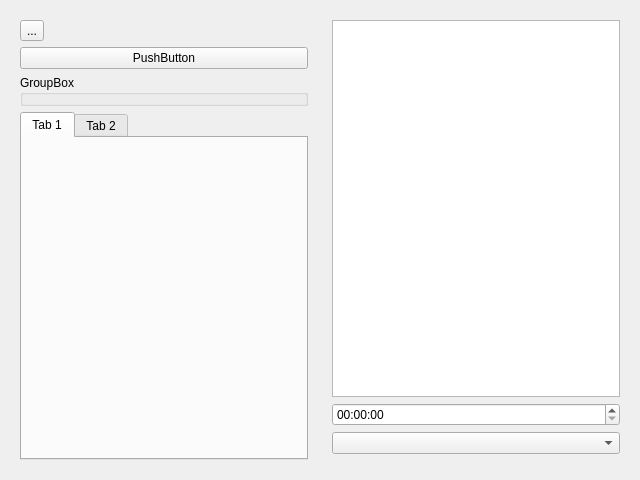
The window that ui/form.ui (choushunn/ToupCameraDemo) describes before a commit, drawn with Qt 5.
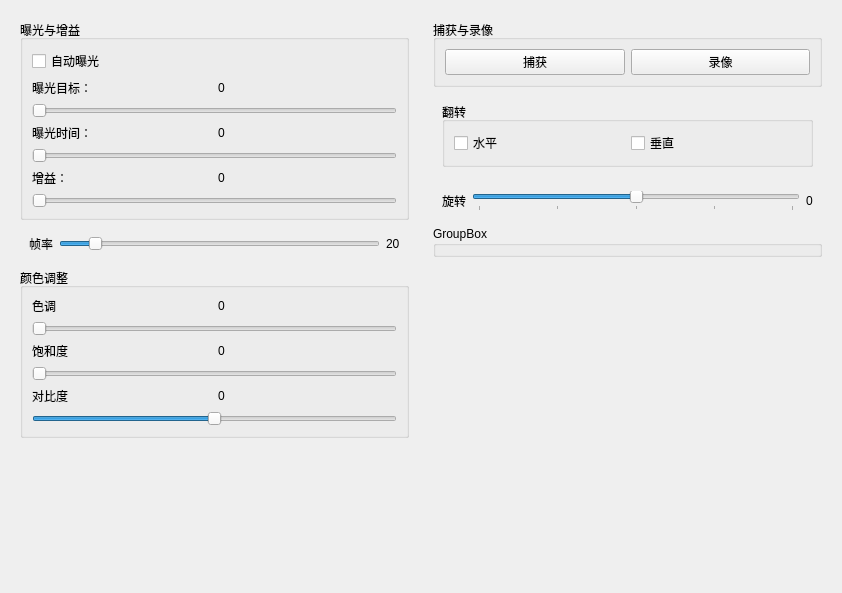
The same window after the commit.

The edit to the form file:
```diff
--- a/ui/form.ui
+++ b/ui/form.ui
@@ -6,10 +6,16 @@
    <rect>
     <x>0</x>
     <y>0</y>
-    <width>640</width>
-    <height>480</height>
+    <width>842</width>
+    <height>593</height>
    </rect>
   </property>
+  <property name="sizePolicy">
+   <sizepolicy hsizetype="Preferred" vsizetype="Expanding">
+    <horstretch>0</horstretch>
+    <verstretch>0</verstretch>
+   </sizepolicy>
+  </property>
   <property name="windowTitle">
    <string>Form</string>
   </property>
@@ -24,63 +30,423 @@
      </property>
      <layout class="QVBoxLayout" name="verticalLayout">
       <item>
-       <widget class="QToolButton" name="toolButton">
-        <property name="text">
-         <string>...</string>
+       <widget class="QGroupBox" name="groupBox_3">
+        <property name="sizePolicy">
+         <sizepolicy hsizetype="Expanding" vsizetype="Preferred">
+          <horstretch>0</horstretch>
+          <verstretch>0</verstretch>
+         </sizepolicy>
         </property>
+        <property name="title">
+         <string>曝光与增益</string>
+        </property>
+        <layout class="QGridLayout" name="gridLayout_3">
+         <item row="4" column="1">
+          <layout class="QHBoxLayout" name="horizontalLayout_4">
+           <item>
+            <widget class="QLabel" name="label_2">
+             <property name="text">
+              <string>曝光目标：</string>
+             </property>
+            </widget>
+           </item>
+           <item>
+            <widget class="QLabel" name="label_6">
+             <property name="text">
+              <string>0</string>
+             </property>
+            </widget>
+           </item>
+          </layout>
+         </item>
+         <item row="13" column="1">
+          <widget class="QSlider" name="expGainSlider">
+           <property name="orientation">
+            <enum>Qt::Horizontal</enum>
+           </property>
+          </widget>
+         </item>
+         <item row="11" column="1">
+          <layout class="QHBoxLayout" name="horizontalLayout_6">
+           <item>
+            <widget class="QLabel" name="label_4">
+             <property name="text">
+              <string>增益：</string>
+             </property>
+            </widget>
+           </item>
+           <item>
+            <widget class="QLabel" name="label">
+             <property name="text">
+              <string>0</string>
+             </property>
+            </widget>
+           </item>
+          </layout>
+         </item>
+         <item row="8" column="1">
+          <layout class="QHBoxLayout" name="horizontalLayout_5">
+           <item>
+            <widget class="QLabel" name="label_3">
+             <property name="text">
+              <string>曝光时间：</string>
+             </property>
+            </widget>
+           </item>
+           <item>
+            <widget class="QLabel" name="label_5">
+             <property name="text">
+              <string>0</string>
+             </property>
+            </widget>
+           </item>
+          </layout>
+         </item>
+         <item row="7" column="1">
+          <widget class="QSlider" name="expTargetlSlider">
+           <property name="orientation">
+            <enum>Qt::Horizontal</enum>
+           </property>
+          </widget>
+         </item>
+         <item row="1" column="1">
+          <widget class="QCheckBox" name="autoExpocheckBox">
+           <property name="text">
+            <string>自动曝光</string>
+           </property>
+          </widget>
+         </item>
+         <item row="10" column="1">
+          <widget class="QSlider" name="expTimeSlider">
+           <property name="orientation">
+            <enum>Qt::Horizontal</enum>
+           </property>
+          </widget>
+         </item>
+        </layout>
        </widget>
       </item>
       <item>
-       <widget class="QPushButton" name="pushButton">
-        <property name="text">
-         <string>PushButton</string>
+       <widget class="QWidget" name="widget_6" native="true">
+        <property name="sizePolicy">
+         <sizepolicy hsizetype="Preferred" vsizetype="Preferred">
+          <horstretch>0</horstretch>
+          <verstretch>0</verstretch>
+         </sizepolicy>
         </property>
+        <layout class="QHBoxLayout" name="horizontalLayout_2">
+         <item>
+          <widget class="QLabel" name="label_fps_text">
+           <property name="sizePolicy">
+            <sizepolicy hsizetype="Preferred" vsizetype="Fixed">
+             <horstretch>0</horstretch>
+             <verstretch>0</verstretch>
+            </sizepolicy>
+           </property>
+           <property name="text">
+            <string>帧率</string>
+           </property>
+          </widget>
+         </item>
+         <item>
+          <widget class="QSlider" name="horizontalSlider_8">
+           <property name="minimum">
+            <number>1</number>
+           </property>
+           <property name="maximum">
+            <number>200</number>
+           </property>
+           <property name="value">
+            <number>20</number>
+           </property>
+           <property name="orientation">
+            <enum>Qt::Horizontal</enum>
+           </property>
+          </widget>
+         </item>
+         <item>
+          <widget class="QLabel" name="label_fps">
+           <property name="sizePolicy">
+            <sizepolicy hsizetype="Preferred" vsizetype="Fixed">
+             <horstretch>0</horstretch>
+             <verstretch>0</verstretch>
+            </sizepolicy>
+           </property>
+           <property name="text">
+            <string>20</string>
+           </property>
+          </widget>
+         </item>
+        </layout>
        </widget>
       </item>
       <item>
-       <widget class="QGroupBox" name="groupBox">
+       <widget class="QGroupBox" name="groupBox_4">
         <property name="title">
-         <string>GroupBox</string>
+         <string>颜色调整</string>
         </property>
+        <layout class="QVBoxLayout" name="verticalLayout_8">
+         <item>
+          <layout class="QHBoxLayout" name="horizontalLayout_8">
+           <item>
+            <widget class="QLabel" name="label_7">
+             <property name="text">
+              <string>色调</string>
+             </property>
+            </widget>
+           </item>
+           <item>
+            <widget class="QLabel" name="label_8">
+             <property name="text">
+              <string>0</string>
+             </property>
+            </widget>
+           </item>
+          </layout>
+         </item>
+         <item>
+          <widget class="QSlider" name="horizontalSlider_4">
+           <property name="maximum">
+            <number>179</number>
+           </property>
+           <property name="orientation">
+            <enum>Qt::Horizontal</enum>
+           </property>
+          </widget>
+         </item>
+         <item>
+          <layout class="QHBoxLayout" name="horizontalLayout_10">
+           <item>
+            <widget class="QLabel" name="label_10">
+             <property name="text">
+              <string>饱和度</string>
+             </property>
+            </widget>
+           </item>
+           <item>
+            <widget class="QLabel" name="label_9">
+             <property name="text">
+              <string>0</string>
+             </property>
+            </widget>
+           </item>
+          </layout>
+         </item>
+         <item>
+          <widget class="QSlider" name="horizontalSlider_5">
+           <property name="maximum">
+            <number>255</number>
+           </property>
+           <property name="orientation">
+            <enum>Qt::Horizontal</enum>
+           </property>
+          </widget>
+         </item>
+         <item>
+          <layout class="QHBoxLayout" name="horizontalLayout_11">
+           <item>
+            <widget class="QLabel" name="label_11">
+             <property name="text">
+              <string>对比度</string>
+             </property>
+            </widget>
+           </item>
+           <item>
+            <widget class="QLabel" name="label_12">
+             <property name="text">
+              <string>0</string>
+             </property>
+            </widget>
+           </item>
+          </layout>
+         </item>
+         <item>
+          <widget class="QSlider" name="horizontalSlider_6">
+           <property name="minimum">
+            <number>-1</number>
+           </property>
+           <property name="maximum">
+            <number>1</number>
+           </property>
+           <property name="singleStep">
+            <number>0</number>
+           </property>
+           <property name="value">
+            <number>0</number>
+           </property>
+           <property name="orientation">
+            <enum>Qt::Horizontal</enum>
+           </property>
+          </widget>
+         </item>
+        </layout>
        </widget>
       </item>
       <item>
-       <widget class="QTabWidget" name="tabWidget">
-        <widget class="QWidget" name="tab">
-         <attribute name="title">
-          <string>Tab 1</string>
-         </attribute>
-        </widget>
-        <widget class="QWidget" name="tab_2">
-         <attribute name="title">
-          <string>Tab 2</string>
-         </attribute>
-        </widget>
+       <widget class="QWidget" name="widget_3" native="true">
+        <property name="sizePolicy">
+         <sizepolicy hsizetype="Preferred" vsizetype="Expanding">
+          <horstretch>0</horstretch>
+          <verstretch>0</verstretch>
+         </sizepolicy>
+        </property>
        </widget>
       </item>
      </layout>
     </widget>
    </item>
    <item>
-    <widget class="QWidget" name="widget_2" native="true">
+    <widget class="QWidget" name="widget_5" native="true">
      <property name="sizePolicy">
       <sizepolicy hsizetype="Preferred" vsizetype="Preferred">
        <horstretch>1</horstretch>
        <verstretch>0</verstretch>
       </sizepolicy>
      </property>
-     <layout class="QVBoxLayout" name="verticalLayout_2">
+     <layout class="QVBoxLayout" name="verticalLayout_3">
       <item>
-       <widget class="QListWidget" name="listWidget"/>
+       <widget class="QGroupBox" name="groupBox_2">
+        <property name="sizePolicy">
+         <sizepolicy hsizetype="Minimum" vsizetype="Fixed">
+          <horstretch>0</horstretch>
+          <verstretch>0</verstretch>
+         </sizepolicy>
+        </property>
+        <property name="title">
+         <string>捕获与录像</string>
+        </property>
+        <layout class="QHBoxLayout" name="horizontalLayout_3">
+         <item>
+          <widget class="QPushButton" name="pushButton_2">
+           <property name="sizePolicy">
+            <sizepolicy hsizetype="Minimum" vsizetype="Fixed">
+             <horstretch>0</horstretch>
+             <verstretch>0</verstretch>
+            </sizepolicy>
+           </property>
+           <property name="text">
+            <string>捕获</string>
+           </property>
+          </widget>
+         </item>
+         <item>
+          <widget class="QPushButton" name="pushButton_3">
+           <property name="sizePolicy">
+            <sizepolicy hsizetype="Preferred" vsizetype="Fixed">
+             <horstretch>0</horstretch>
+             <verstretch>0</verstretch>
+            </sizepolicy>
+           </property>
+           <property name="text">
+            <string>录像</string>
+           </property>
+           <property name="checkable">
+            <bool>true</bool>
+           </property>
+          </widget>
+         </item>
+        </layout>
+       </widget>
       </item>
       <item>
-       <widget class="QTimeEdit" name="timeEdit"/>
+       <widget class="QWidget" name="widget_2" native="true">
+        <property name="sizePolicy">
+         <sizepolicy hsizetype="Preferred" vsizetype="Fixed">
+          <horstretch>0</horstretch>
+          <verstretch>0</verstretch>
+         </sizepolicy>
+        </property>
+        <layout class="QVBoxLayout" name="verticalLayout_2">
+         <item>
+          <widget class="QGroupBox" name="groupBox_7">
+           <property name="sizePolicy">
+            <sizepolicy hsizetype="Preferred" vsizetype="Fixed">
+             <horstretch>0</horstretch>
+             <verstretch>0</verstretch>
+            </sizepolicy>
+           </property>
+           <property name="title">
+            <string>翻转</string>
+           </property>
+           <layout class="QGridLayout" name="gridLayout_4">
+            <item row="0" column="0">
+             <widget class="QCheckBox" name="checkBox_2">
+              <property name="text">
+               <string>水平</string>
+              </property>
+             </widget>
+            </item>
+            <item row="0" column="1">
+             <widget class="QCheckBox" name="checkBox_3">
+              <property name="text">
+               <string>垂直</string>
+              </property>
+             </widget>
+            </item>
+           </layout>
+          </widget>
+         </item>
+        </layout>
+       </widget>
       </item>
       <item>
-       <widget class="QComboBox" name="comboBox"/>
+       <widget class="QWidget" name="widget_7" native="true">
+        <layout class="QHBoxLayout" name="horizontalLayout_7">
+         <item>
+          <widget class="QLabel" name="label_13">
+           <property name="text">
+            <string>旋转</string>
+           </property>
+          </widget>
+         </item>
+         <item>
+          <widget class="QSlider" name="horizontalSlider_7">
+           <property name="minimum">
+            <number>-180</number>
+           </property>
+           <property name="maximum">
+            <number>180</number>
+           </property>
+           <property name="value">
+            <number>0</number>
+           </property>
+           <property name="orientation">
+            <enum>Qt::Horizontal</enum>
+           </property>
+           <property name="tickPosition">
+            <enum>QSlider::TicksBelow</enum>
+           </property>
+           <property name="tickInterval">
+            <number>90</number>
+           </property>
+          </widget>
+         </item>
+         <item>
+          <widget class="QLabel" name="label_14">
+           <property name="text">
+            <string>0</string>
+           </property>
+          </widget>
+         </item>
+        </layout>
+       </widget>
       </item>
       <item>
-       <widget class="QWidget" name="widget_3" native="true"/>
+       <widget class="QGroupBox" name="groupBox">
+        <property name="title">
+         <string>GroupBox</string>
+        </property>
+       </widget>
+      </item>
+      <item>
+       <widget class="QWidget" name="widget_4" native="true">
+        <property name="sizePolicy">
+         <sizepolicy hsizetype="Preferred" vsizetype="Expanding">
+          <horstretch>0</horstretch>
+          <verstretch>0</verstretch>
+         </sizepolicy>
+        </property>
+       </widget>
       </item>
      </layout>
     </widget>
```
Left out of the diff: 2 changed lines with no effect on the pictures.
